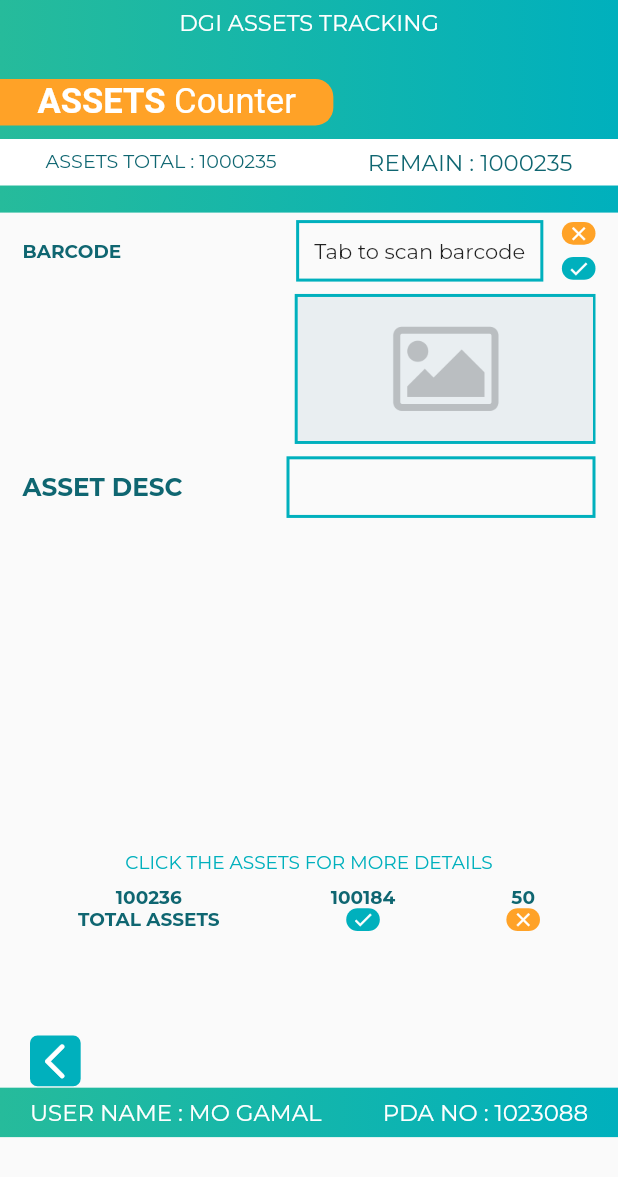
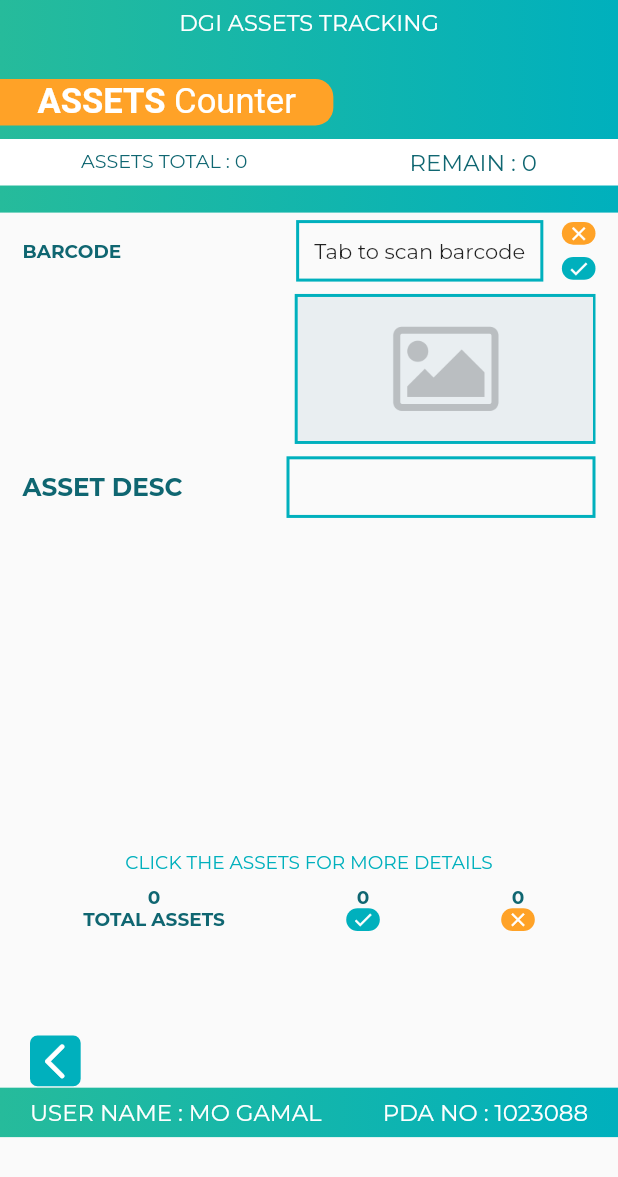
Before and after one commit to Ahmed2120/DGI, a Flutter app: the AssetsCheck screen opened directly, on a phone screen of 412 x 824 dp. Shown: the top 1177 px of the screen. Run offline on Flutter 3.47's test engine with Material 2 defaults, Android fonts, the phone set to English and light mode, and no system bars; our stand-ins replace camera, dropdown_button2, percent_indicator, sqflite; missing offline and left inert: flutter_barcode_scanner; accounts and stored records are empty; key blocks and very long unbroken strings in the code were emptied for the run.

Commit message:
add counting info

```diff
--- a/lib/screens/assets_check.dart
+++ b/lib/screens/assets_check.dart
@@ -21,6 +21,7 @@ class _AssetsCheckState extends State<AssetsCheck> {
   Asset? asset;
   final assetService = AssetService();
   List<Asset> assets = [];
+  List<Asset> allAssets = [];
   final GlobalKey<FormState> _formKey = GlobalKey();
   @override
   void initState() {
@@ -106,13 +107,13 @@ class _AssetsCheckState extends State<AssetsCheck> {
                         mainAxisAlignment: MainAxisAlignment.spaceAround,
                         children: [
                           Text(
-                            'ASSETS TOTAL : 1000235',
+                            'ASSETS TOTAL : '+allAssets.length.toString(),
                             style: TextStyle(
                                 color: Color(0xFF0F6671),
                                 fontSize: dSize.width * 0.031),
                           ),
                           Text(
-                            'REMAIN : 1000235',
+                            'REMAIN : '+allAssets.where((element) => element.isCounted==0).toList().length.toString(),
                             style: TextStyle(
                                 color: Color(0xFF0F6671),
                                 fontSize: dSize.width * 0.037),
@@ -256,19 +257,19 @@ class _AssetsCheckState extends State<AssetsCheck> {
                                 children: [
                                   Column(
                                     children: [
-                                      buildText('100236', dSize),
+                                      buildText(allAssets.length.toString(), dSize),
                                       buildText('TOTAL ASSETS', dSize),
                                     ],
                                   ),
                                   Column(
                                     children: [
-                                      buildText('100184', dSize),
+                                      buildText(allAssets.where((element) => element.correct>0).toList().length.toString(), dSize),
                                       checkContainer(dSize, true),
                                     ],
                                   ),
                                   Column(
                                     children: [
-                                      buildText('50', dSize),
+                                      buildText(allAssets.where((element) => element.correct==0&&element.isCounted>0).toList().length.toString(), dSize),
                                       checkContainer(dSize, false),
                                     ],
                                   ),
@@ -406,6 +407,7 @@ class _AssetsCheckState extends State<AssetsCheck> {
 
   getItems() async {
     assets = await assetService.getAllCountedItems();
+    allAssets = await assetService.retrieve();
     setState(() {});
   }
 
```
